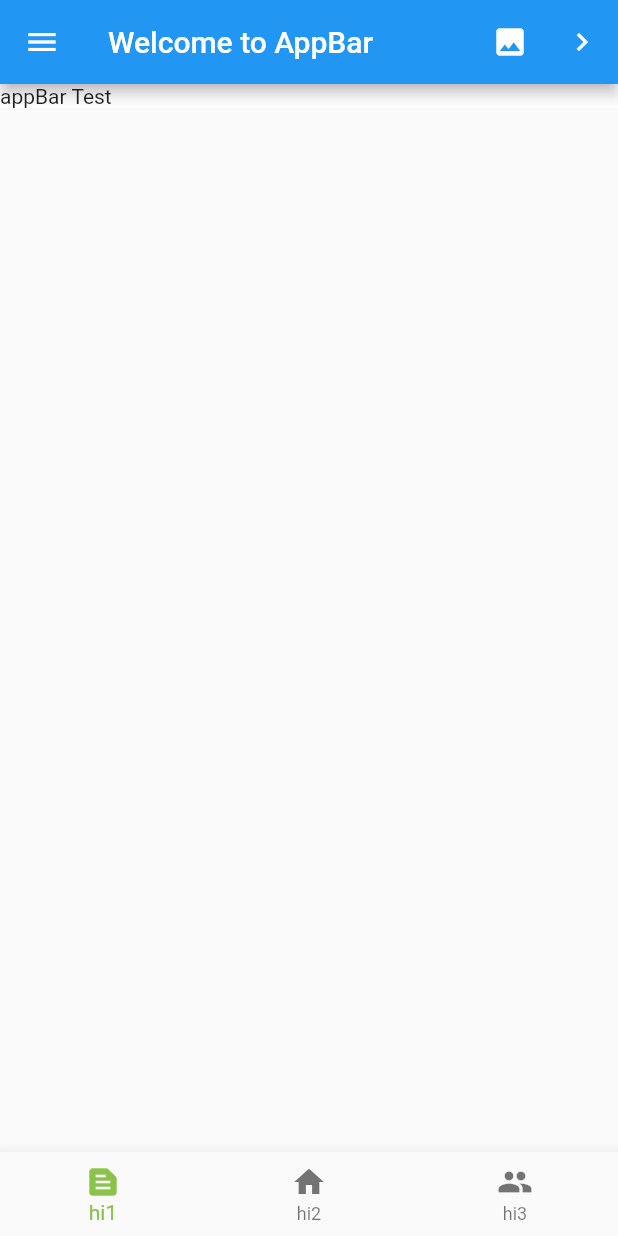
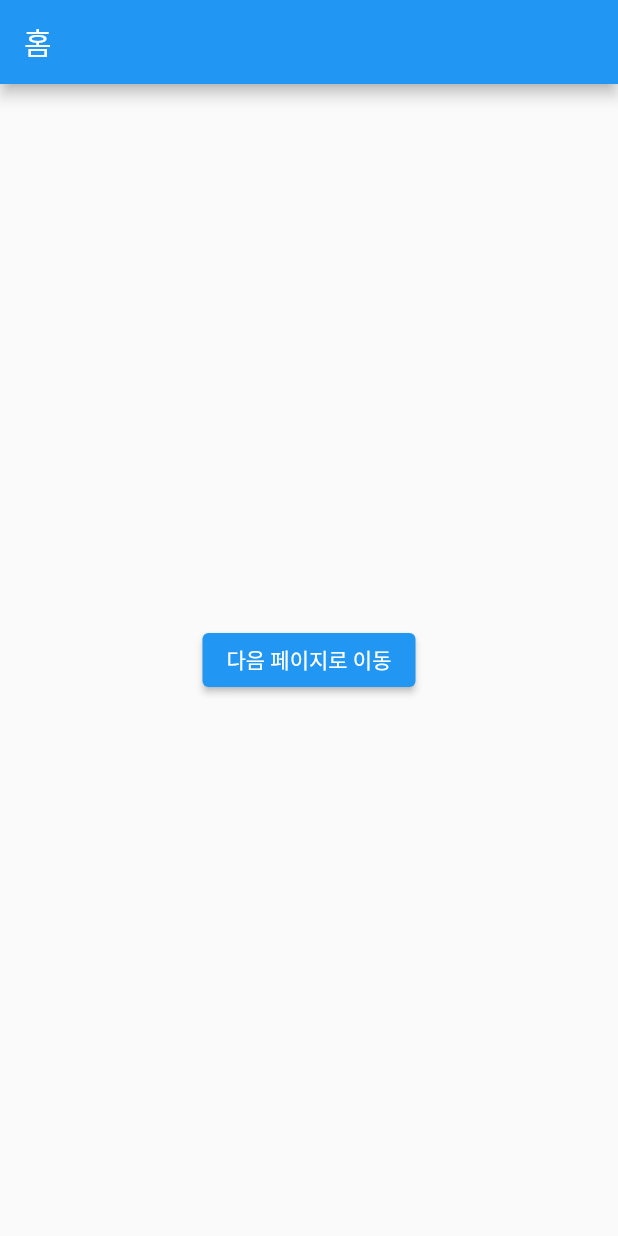
Before and after one commit to px64vk12/pbh_flutter_example, a Flutter app: the screen it shows after launch, on a phone screen of 412 x 824 dp. Run offline on Flutter 3.47's test engine with Material 2 defaults, Android fonts, the phone set to English and light mode, and no system bars.

```diff
--- a/lib/main.dart
+++ b/lib/main.dart
@@ -1,80 +1,81 @@
 /// Copyright 2022. ⓒ DevStory.co.kr All rights reserved.
 
-// ignore_for_file: prefer_const_constructors, prefer_const_literals_to_create_immutables
+// ignore_for_file: prefer_const_constructors
+
 import 'package:flutter/material.dart';
 
 void main() {
   runApp(const MyApp());
 }
 
-class MyApp extends StatefulWidget {
+class MyApp extends StatelessWidget {
   const MyApp({Key? key}) : super(key: key);
 
   @override
-  State<MyApp> createState() => _MyAppState();
+  Widget build(BuildContext context) {
+    return MaterialApp(
+      debugShowCheckedModeBanner: false,
+      home: FirstPage(),
+    );
+  }
 }
 
-class _MyAppState extends State<MyApp> {
+// 첫 번째 페이지
+class FirstPage extends StatefulWidget {
+  const FirstPage({Key? key}) : super(key: key);
+
+  @override
+  State<FirstPage> createState() => _FirstPageState();
+}
+
+class _FirstPageState extends State<FirstPage> {
   @override
   Widget build(BuildContext context) {
-    return MaterialApp(
-      home: Scaffold(
-        appBar: AppBar(
-          title: Text('Welcome to AppBar'),
-          actions: [
-            IconButton(icon: Icon(Icons.image), onPressed: () {}),
-            IconButton(icon: Icon(Icons.navigate_next), onPressed: () {}),
-          ],
-        ),
-        // appbar leading 대신 drawer 추가
-        drawer: Drawer(
-          child: ListView(
-            padding: EdgeInsets.zero,
-            children: [
-              DrawerHeader(
-                child: Text('Drawer Header'),
-                decoration: BoxDecoration(
-                  color: Colors.blue,
-                ),
-              ),
-              ListTile(
-                title: Text('Item 1'),
-                onTap: () {
-                  Navigator.pop(context);
-                },
-              ),
-              ListTile(
-                title: Text('Item 2'),
-                onTap: () {
-                  Navigator.pop(context);
-                },
-              ),
-            ],
-          ),
-        ),
-        body: Container(
-          width: double.infinity,
-          color: Colors.white,
-          child: Text('appBar Test'),
-        ),
-        bottomNavigationBar: BottomNavigationBar(
-          items: const <BottomNavigationBarItem>[
-            BottomNavigationBarItem(
-              icon: Icon(Icons.text_snippet),
-              label: 'hi1',
-            ),
-            BottomNavigationBarItem(
-              icon: Icon(Icons.home),
-              label: 'hi2',
-            ),
-            BottomNavigationBarItem(
-              icon: Icon(Icons.people),
-              label: 'hi3',
-            ),
-          ],
-          selectedItemColor: Colors.lightGreen,
+    return Scaffold(
+      appBar: AppBar(
+        title: Text("홈"),
+      ),
+      body: Center(
+        child: ElevatedButton(
+          child: Text("다음 페이지로 이동"),
+          onPressed: () {
+            // 페이지 이동
+            Navigator.push(
+              context,
+              MaterialPageRoute(builder: (context) => SecondPage()),
+            );
+          },
         ),
       ),
     );
   }
 }
+
+// 두 번째 페이지
+class SecondPage extends StatefulWidget {
+  const SecondPage({Key? key}) : super(key: key);
+
+  @override
+  State<SecondPage> createState() => _SecondPageState();
+}
+
+class _SecondPageState extends State<SecondPage> {
+  @override
+  Widget build(BuildContext context) {
+    return Scaffold(
+      appBar: AppBar(
+        title: Text("두 번째 페이지 입니다!"),
+      ),
+      backgroundColor: Colors.amber,
+      body: Center(
+        child: ElevatedButton(
+          child: Text("첫 번째 페이지로 되돌아가기"),
+          onPressed: () {
+            // 뒤로가기
+            Navigator.pop(context);
+          },
+        ),
+      ),
+    );
+  }
+}
```
